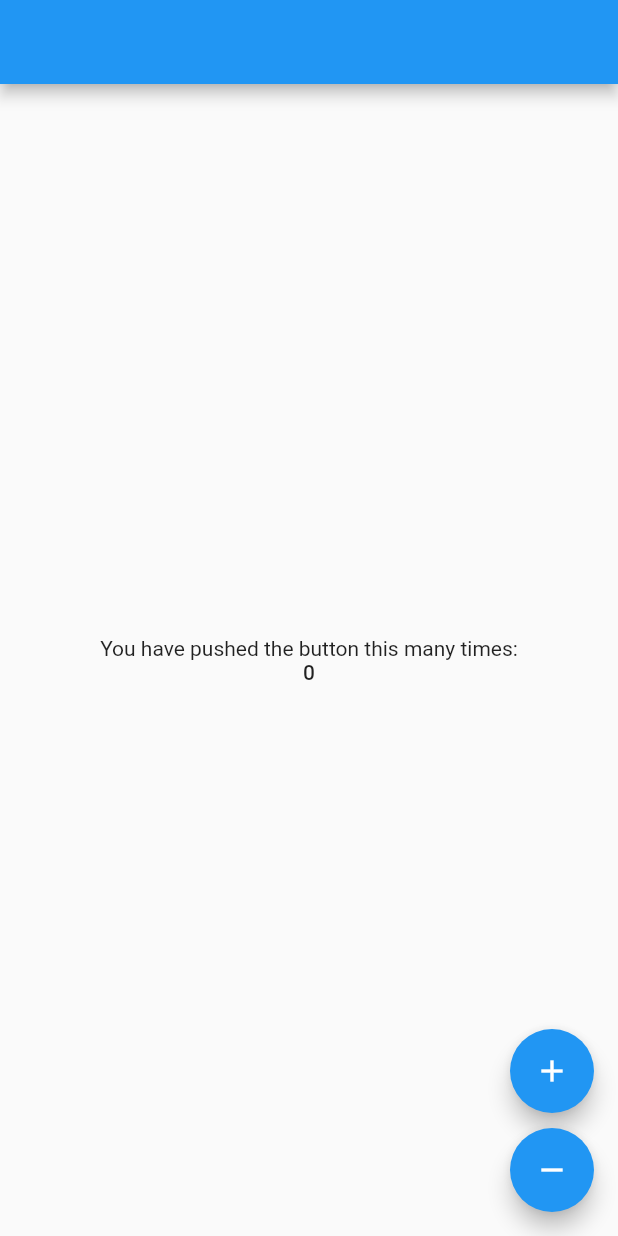
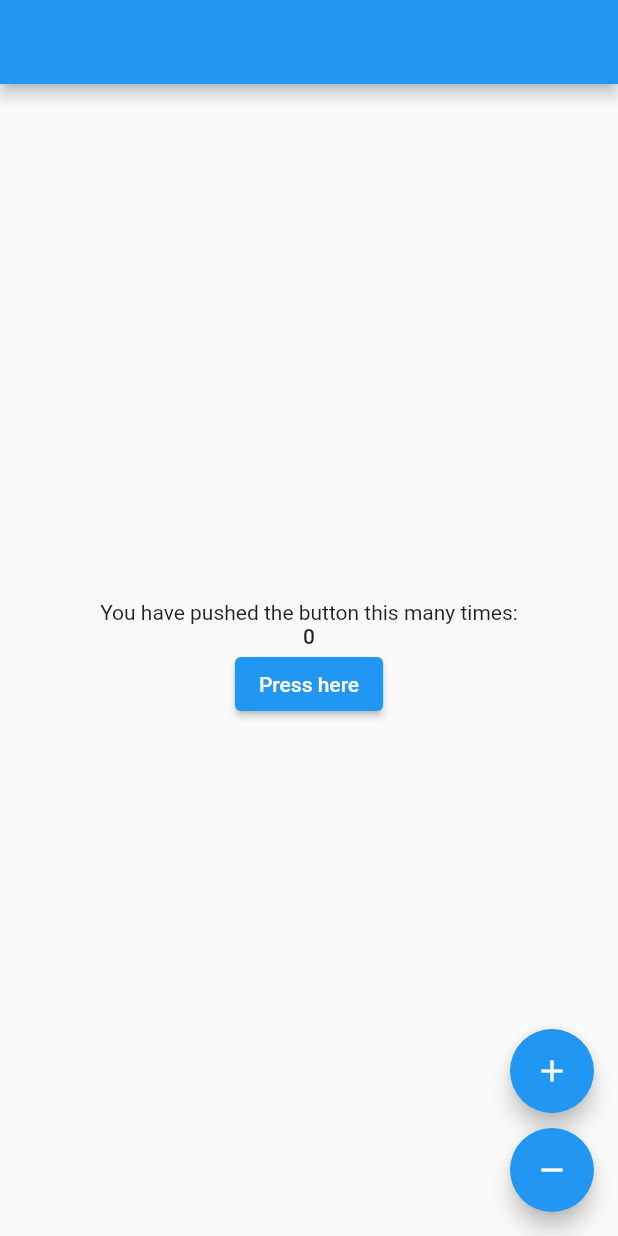
Before and after one commit to riadshuvo/Rx_Dart-Sample, a Flutter app: the screen it shows after launch, on a phone screen of 412 x 824 dp. Run offline on Flutter 3.47's test engine with Material 2 defaults, Android fonts, the phone set to English and light mode, and no system bars; our stand-ins replace rxdart.

```diff
--- a/lib/main.dart
+++ b/lib/main.dart
@@ -1,5 +1,6 @@
 import 'package:flutter/material.dart';
 import 'package:rx_dart_sample/counter_bloc.dart';
+import 'package:rx_dart_sample/photo_view/photo_view.dart';
 
 void main() => runApp(const MyApp());
 
@@ -28,8 +29,7 @@ class MyHomePage extends StatefulWidget {
 }
 
 class _MyHomePageState extends State<MyHomePage> {
-
-  final CounterBloc _counterBloc =  CounterBloc();
+  final CounterBloc _counterBloc = CounterBloc();
 
   @override
   void dispose() {
@@ -49,22 +49,22 @@ class _MyHomePageState extends State<MyHomePage> {
                 'You have pushed the button this many times:',
               ),
               StreamBuilder<Object>(
-                stream: _counterBloc.getValue,
-                builder: (context, snapshot) {
-                  if(snapshot.hasData) {
-                    return Text('${snapshot.data}', style: Theme
-                        .of(context)
-                        .textTheme
-                        .bodyText1);
-                  }
-                  else{
-                    return Text('0', style: Theme
-                        .of(context)
-                        .textTheme
-                        .bodyText1);
-                  }
-                }
-              ),
+                  stream: _counterBloc.getValue,
+                  builder: (context, snapshot) {
+                    if (snapshot.hasData) {
+                      return Text('${snapshot.data}',
+                          style: Theme.of(context).textTheme.bodyText1);
+                    } else {
+                      return Text('0',
+                          style: Theme.of(context).textTheme.bodyText1);
+                    }
+                  }),
+              ElevatedButton(
+                  onPressed: () {
+                    Navigator.of(context)
+                        .push(MaterialPageRoute(builder: (_) => PhotoView()));
+                  },
+                  child: Text('Press here'))
             ],
           ),
         ),
--- a/pubspec.yaml
+++ b/pubspec.yaml
@@ -39,6 +39,7 @@ dev_dependencies:
   flutter_test:
     sdk: flutter
   rxdart: ^0.27.3
+  http: ^0.13.4
 
   # The "flutter_lints" package below contains a set of recommended lints to
   # encourage good coding practices. The lint set provided by the package is
```
Also changed, not shown: lib/api_repo/api_manager.dart (added, +23 -0 lines), lib/model/photo_model.dart (added, +43 -0 lines), lib/photo_view/photo_view.dart (added, +51 -0 lines), pubspec.lock.
